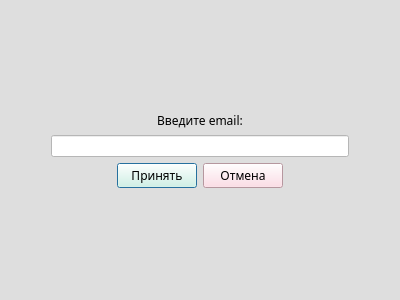
First picture: the form in curs/project/beautySalon/forgotpass.ui, repository KirillLyanoy/visualProgramming2, before the edit.
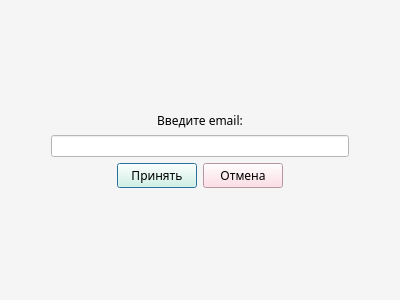
Second picture: the form after the edit.

Diff of the .ui file:
```diff
--- a/curs/project/beautySalon/forgotpass.ui
+++ b/curs/project/beautySalon/forgotpass.ui
@@ -14,7 +14,7 @@
    <string>Dialog</string>
   </property>
   <property name="styleSheet">
-   <string notr="true">background-color: rgb(222, 222, 222)</string>
+   <string notr="true">background-color: rgb(245, 245, 245)</string>
   </property>
   <layout class="QVBoxLayout" name="verticalLayout">
    <item>
```
